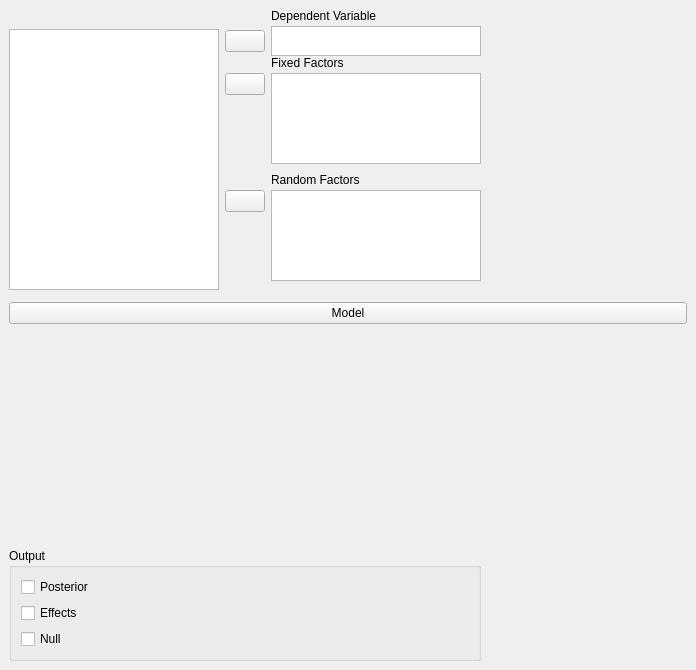
Old version of the form JASP-Desktop/analysisforms/anovabayesianform.ui in the repository jasp-stats/jasp-desktop.
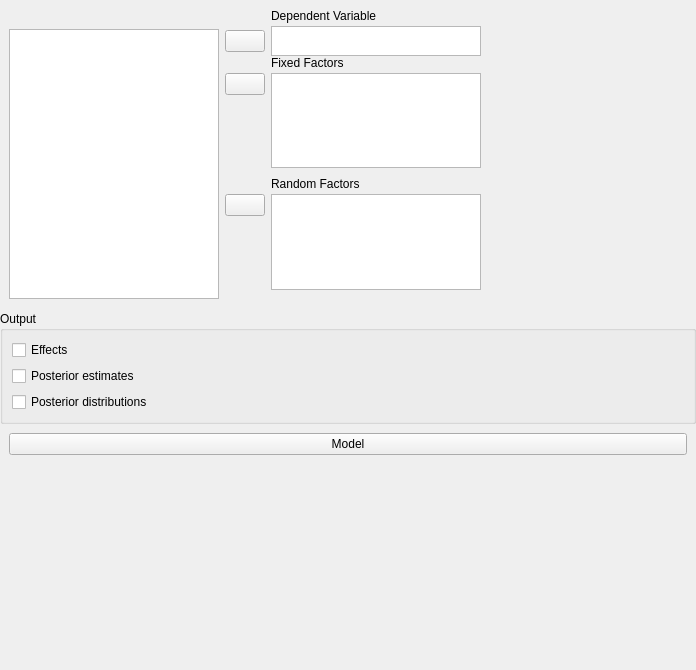
New version of the form. Custom widgets are drawn as their Qt base class.

```diff
--- a/JASP-Desktop/analysisforms/anovabayesianform.ui
+++ b/JASP-Desktop/analysisforms/anovabayesianform.ui
@@ -39,7 +39,7 @@
      </property>
      <layout class="QGridLayout" name="gridLayout_7">
       <property name="bottomMargin">
-       <number>3</number>
+       <number>12</number>
       </property>
       <property name="verticalSpacing">
        <number>0</number>
@@ -319,7 +319,25 @@
      </property>
     </widget>
    </item>
-   <item row="1" column="0" colspan="2">
+   <item row="2" column="0" colspan="2">
+    <widget class="QWidget" name="widget_11" native="true">
+     <layout class="QGridLayout" name="gridLayout_6">
+      <property name="leftMargin">
+       <number>0</number>
+      </property>
+      <property name="topMargin">
+       <number>0</number>
+      </property>
+      <property name="rightMargin">
+       <number>0</number>
+      </property>
+      <property name="bottomMargin">
+       <number>0</number>
+      </property>
+      <property name="verticalSpacing">
+       <number>0</number>
+      </property>
+      <item row="1" column="0">
     <widget class="QWidget" name="widget_10" native="true">
      <property name="sizePolicy">
       <sizepolicy hsizetype="Preferred" vsizetype="Preferred">
@@ -354,9 +372,6 @@
      </layout>
     </widget>
    </item>
-   <item row="2" column="0">
-    <widget class="QWidget" name="widget_11" native="true">
-     <layout class="QGridLayout" name="gridLayout_6">
       <item row="0" column="0">
        <widget class="QGroupBox" name="groupBox">
         <property name="title">
@@ -366,14 +381,14 @@
          <bool>true</bool>
         </property>
         <layout class="QGridLayout" name="gridLayout_4">
-         <item row="0" column="0">
-          <widget class="BoundCheckBox" name="outputPosterior">
+         <item row="1" column="0">
+          <widget class="BoundCheckBox" name="posteriorEstimates">
            <property name="text">
-            <string>Posterior</string>
+            <string>Posterior estimates</string>
            </property>
           </widget>
          </item>
-         <item row="1" column="0">
+         <item row="0" column="0">
           <widget class="BoundCheckBox" name="outputEffects">
            <property name="text">
             <string>Effects</string>
@@ -383,7 +398,7 @@
          <item row="2" column="0">
           <widget class="BoundCheckBox" name="outputNull">
            <property name="text">
-            <string>Null</string>
+            <string>Posterior distributions</string>
            </property>
           </widget>
          </item>
```
Left out of the diff: 2 changed lines with no effect on the pictures. Lines whose indentation alone changed are shown as unchanged.
